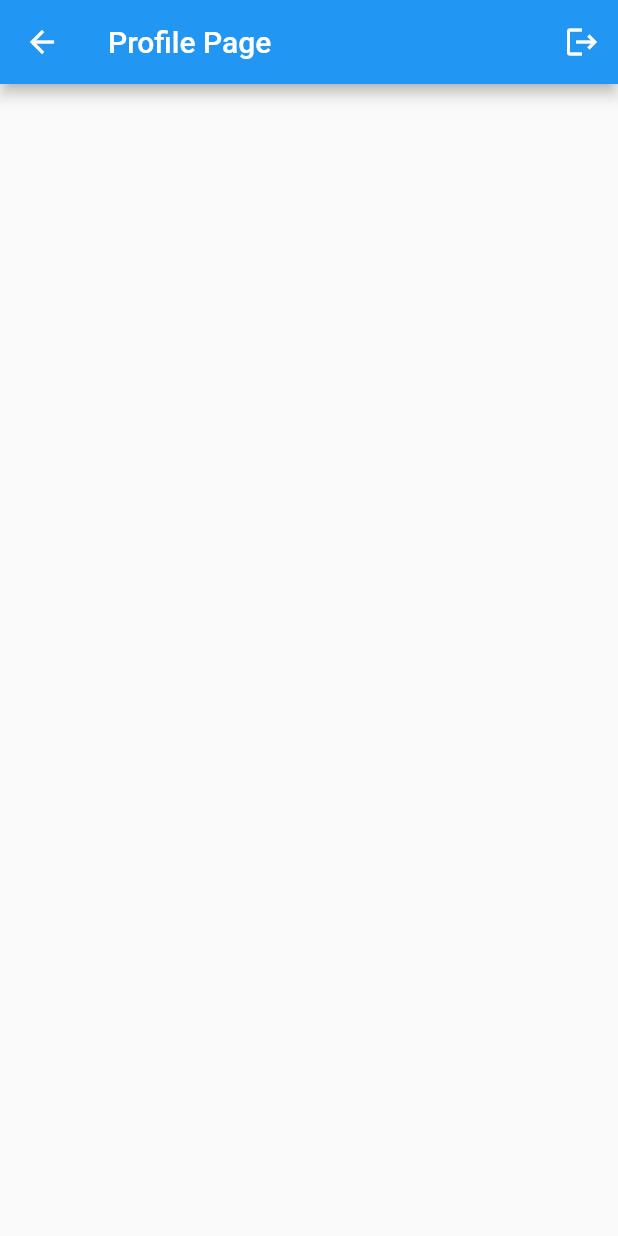
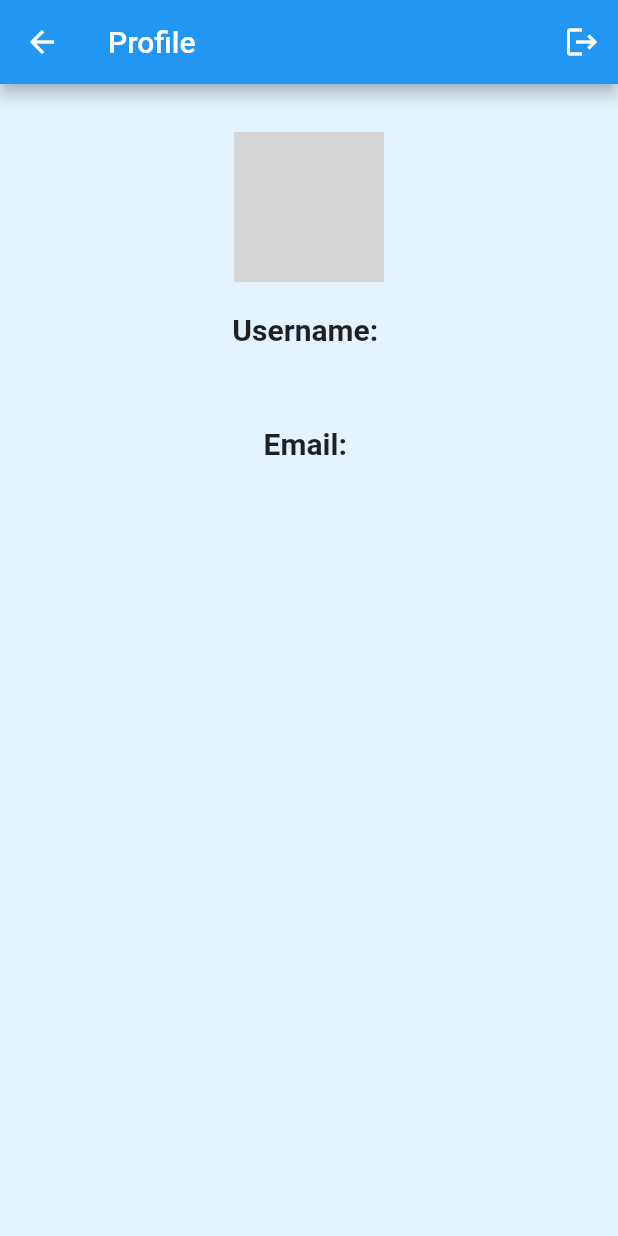
Before and after one commit to MYSTELTAiNNOfficial/flutter_password_manager, a Flutter app: the ProfilePage screen opened directly, on a phone screen of 412 x 824 dp. Run offline on Flutter 3.47's test engine with Material 2 defaults, Android fonts, the phone set to English and light mode, and no system bars; our stand-ins replace email_validator, equatable, firebase_auth, firebase_core, flutter_spinkit, fluttertoast and 1 more; missing offline and left inert: lazy_loading_list; accounts and stored records are empty; network calls fail; grey boxes are pictures that could not be loaded.

Commit message:
add profile ui (get user data from google)

```diff
--- /dev/null
+++ b/lib/shared/const.dart
@@ -0,0 +1,5 @@
+// base url and api key for access
+class Const {
+  static String BASE_URL = "https://xyz.api.mysteltainn.com";
+  static String API = "GmDskVEC2NVS5r8HwynqdfSYWwGq";
+}
--- a/lib/views/pages/profile.dart
+++ b/lib/views/pages/profile.dart
@@ -11,8 +11,9 @@ class _ProfilePageState extends State<ProfilePage> {
   @override
   Widget build(BuildContext context) {
     return Scaffold(
+      backgroundColor: Colors.blue[50],
       appBar: AppBar(
-        title: Text('Profile Page'),
+        title: Text('Profile'),
         actions: [
           IconButton(
               onPressed: () async {
@@ -29,8 +30,29 @@ class _ProfilePageState extends State<ProfilePage> {
               icon: Icon(Icons.logout))
         ],
       ),
-      body: Column(
-        children: [],
+      body: Center(
+        child: Column(
+          children: [
+            SizedBox(height: 32),
+            CircleAvatar(
+              radius: 50,
+              backgroundImage:
+                  NetworkImage("${AuthService.auth.currentUser!.photoURL}"),
+            ),
+            SizedBox(height: 20),
+            Text("Username: ",
+                style: TextStyle(fontSize: 20, fontWeight: FontWeight.bold)),
+            SizedBox(height: 16),
+            Text("${AuthService.auth.currentUser!.displayName}",
+                style: TextStyle(fontSize: 18)),
+            SizedBox(height: 16),
+            Text("Email: ",
+                style: TextStyle(fontSize: 20, fontWeight: FontWeight.bold)),
+            SizedBox(height: 16),
+            Text("${AuthService.auth.currentUser!.email}",
+                style: TextStyle(fontSize: 18)),
+          ],
+        ),
       ),
     );
   }
--- a/lib/views/widgets/widgets.dart
+++ b/lib/views/widgets/widgets.dart
@@ -6,6 +6,7 @@ import 'package:fluttertoast/fluttertoast.dart';
 import '../../models/alldatabyiduser/alldatastatus.dart';
 import '../../models/alldatabyiduser/data.dart';
 import '../../models/getdatabyiddata/detaildata.dart';
+import '../../services/services.dart';
 import '../pages/pages.dart';
 
 part 'uitoast.dart';
--- a/pubspec.yaml
+++ b/pubspec.yaml
@@ -29,6 +29,7 @@ environment:
 # the latest version available on pub.dev. To see which dependencies have newer
 # versions available, run `flutter pub outdated`.
 dependencies:
+  azlistview: ^2.0.0
   cupertino_icons: ^1.0.2
   email_validator: ^2.1.17
   equatable: ^2.0.5
@@ -40,6 +41,7 @@ dependencies:
   fluttertoast: ^8.1.2
   google_sign_in: ^5.4.2
   http: ^0.13.5
+  lazy_loading_list: ^1.0.1
 
 dev_dependencies:
   flutter_lints: ^2.0.0
```
Also changed, not shown: lib/models/adddata.dart (added, +24 -0 lines), lib/services/authservice.dart (+0 -18 lines), lib/services/masterdataservice.dart (added, +37 -0 lines), lib/services/services.dart (+5 -3 lines), lib/views/pages/home.dart (+42 -1 lines), lib/views/widgets/alldatacard.dart (+10 -8 lines), lib/shared/shared.dart (added), pubspec.lock.
